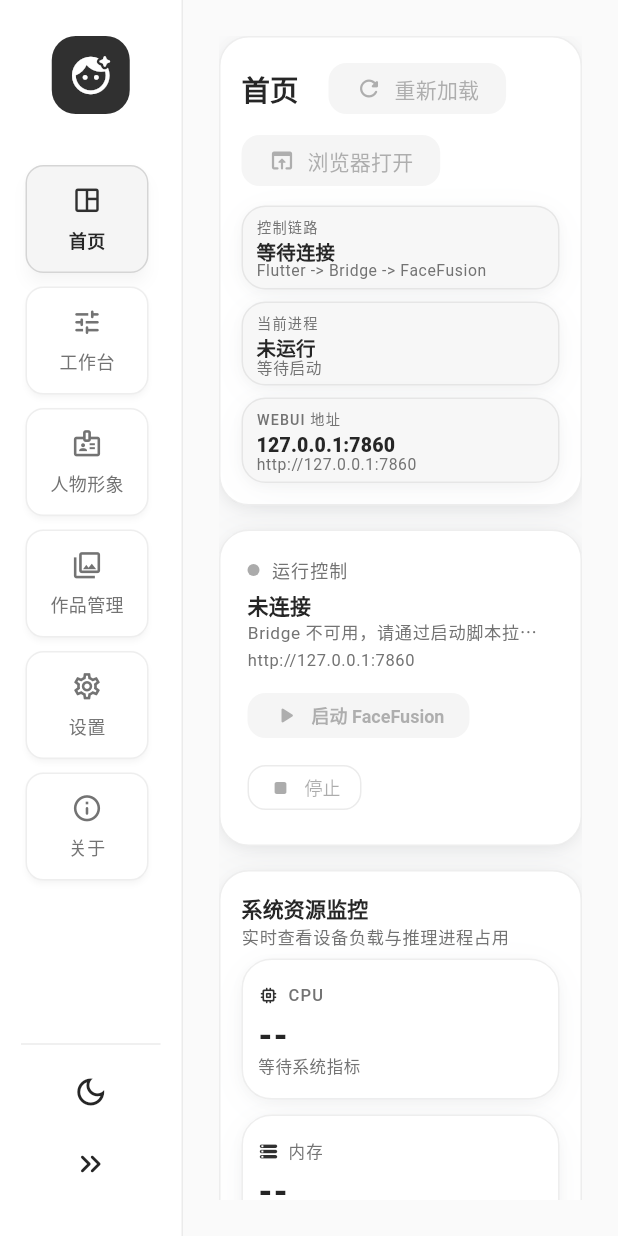
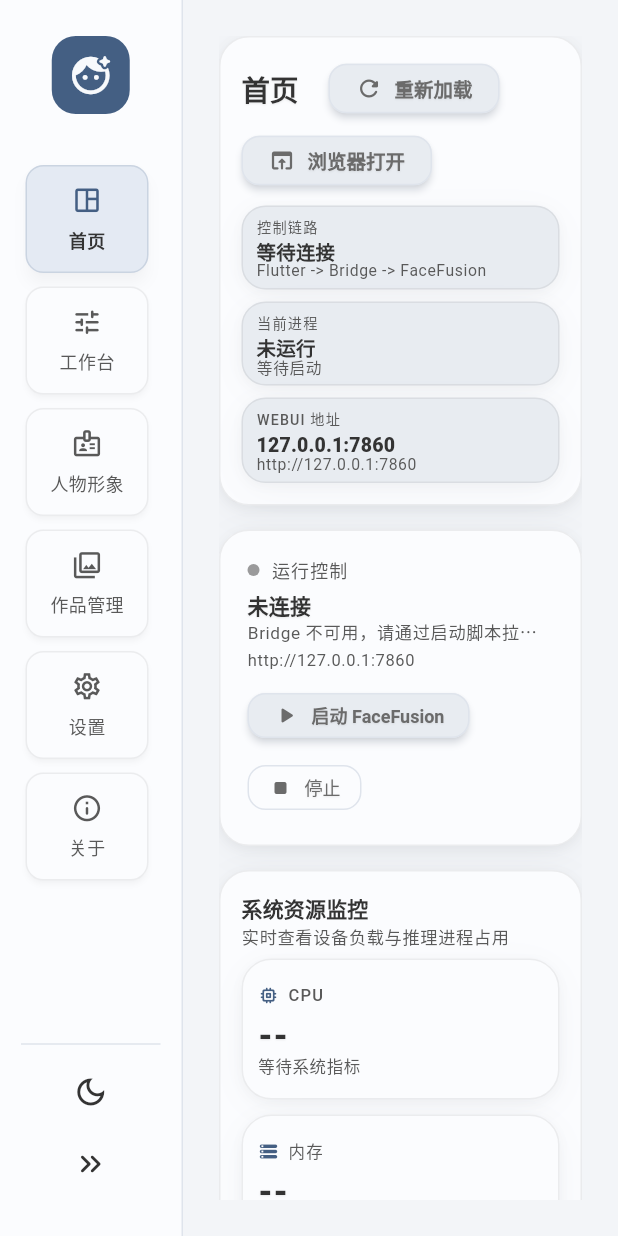
Before and after one commit to luojiang419/faceswap-studio, a Flutter app: the screen it shows after launch, on a phone screen of 412 x 824 dp. Run offline on Flutter 3.47's test engine with Material 3 defaults, Android fonts, the phone set to English and light mode, and no system bars; our stand-ins replace web; missing offline and left inert: dart:js_interop, desktop_drop, file_selector, media_kit, media_kit_video, webview_all; network calls fail; Roboto replaces fonts that are missing (Microsoft YaHei UI).

Commit message:
fix(ui): soften light theme and use dark gray text

```diff
--- a/faceswap studio/flutter_app/lib/app/theme/studio_theme.dart
+++ b/faceswap studio/flutter_app/lib/app/theme/studio_theme.dart
@@ -1,26 +1,39 @@
 import 'package:flutter/material.dart';
 
-/// VoxCPM Studio 中性浅色与暖黑深色主题。
+/// 浅灰浮雕浅色与暖黑深色主题。
 class StudioTheme {
   static ThemeData light() => _build(false);
   static ThemeData dark() => _build(true);
 
   static ThemeData _build(bool dark) {
-    final panel = dark ? const Color(0xFF20201E) : Colors.white;
-    final soft = dark ? const Color(0xFF282724) : const Color(0xFFF5F5F5);
-    final background = dark ? const Color(0xFF171716) : const Color(0xFFFAFAFA);
-    final ink = dark ? const Color(0xFFF0EDE7) : const Color(0xFF262626);
-    final muted = dark ? const Color(0xFFAAA69D) : const Color(0xFF737373);
-    final accent = dark ? const Color(0xFFF6AA75) : const Color(0xFF303030);
-    final line = dark ? const Color(0x1FFFFFFF) : const Color(0xFFEBEBEB);
+    final panel = dark ? const Color(0xFF20201E) : const Color(0xFFFBFCFE);
+    final soft = dark ? const Color(0xFF282724) : const Color(0xFFE8ECF1);
+    final background = dark ? const Color(0xFF171716) : const Color(0xFFF3F5F8);
+    final ink = dark ? const Color(0xFFF0EDE7) : const Color(0xFF333333);
+    final muted = dark ? const Color(0xFFAAA69D) : const Color(0xFF595959);
+    final disabledInk = dark
+        ? muted.withValues(alpha: 0.55)
+        : const Color(0xFF6B6B6B);
+    final accent = dark ? const Color(0xFFF6AA75) : const Color(0xFF445F83);
+    final line = dark ? const Color(0x1FFFFFFF) : const Color(0xFFDFE4EC);
+    final selection = dark ? soft : const Color(0xFFE4EAF3);
+    final textShadows = dark
+        ? null
+        : const [
+            Shadow(
+              color: Color(0x1A303030),
+              offset: Offset(0, 0.7),
+              blurRadius: 1,
+            ),
+          ];
     final scheme =
         ColorScheme.fromSeed(
           seedColor: accent,
           brightness: dark ? Brightness.dark : Brightness.light,
         ).copyWith(
           primary: accent,
-          onPrimary: dark ? const Color(0xFF171716) : Colors.white,
-          secondary: dark ? const Color(0xFFA6B880) : const Color(0xFF52734A),
+          onPrimary: dark ? const Color(0xFF171716) : const Color(0xFFF7F9FC),
+          secondary: dark ? const Color(0xFFA6B880) : const Color(0xFF74839B),
           surface: panel,
           onSurface: ink,
           onSurfaceVariant: muted,
@@ -29,13 +42,13 @@
           surfaceContainer: soft,
           surfaceContainerHigh: soft,
           surfaceContainerHighest: soft,
-          outline: dark ? const Color(0xFF55534D) : const Color(0xFFD6D6D6),
+          outline: dark ? const Color(0xFF55534D) : const Color(0xFFBCC6D4),
           outlineVariant: line,
-          primaryContainer: soft,
+          primaryContainer: selection,
           onPrimaryContainer: ink,
-          secondaryContainer: soft,
+          secondaryContainer: dark ? soft : const Color(0xFFE9EDF4),
           onSecondaryContainer: ink,
-          error: dark ? const Color(0xFFFF7D7D) : const Color(0xFFD04D4D),
+          error: dark ? const Color(0xFFFF7D7D) : const Color(0xFFB5514F),
         );
     final rounded = RoundedRectangleBorder(
       borderRadius: BorderRadius.circular(12),
@@ -51,17 +64,27 @@
           color: ink,
           fontSize: 25,
           fontWeight: FontWeight.w700,
+          shadows: textShadows,
         ),
         titleLarge: TextStyle(
           color: ink,
           fontSize: 19,
           fontWeight: FontWeight.w700,
+          shadows: textShadows,
         ),
         titleMedium: TextStyle(
           color: ink,
           fontSize: 14,
           fontWeight: FontWeight.w600,
+          shadows: textShadows,
         ),
+        labelLarge: dark
+            ? null
+            : TextStyle(
+                fontSize: 13,
+                fontWeight: FontWeight.w700,
+                shadows: textShadows,
+              ),
         bodyMedium: TextStyle(color: ink, fontSize: 13, height: 1.5),
         bodySmall: TextStyle(color: muted, fontSize: 12, height: 1.5),
       ),
@@ -75,13 +98,24 @@
       dividerTheme: DividerThemeData(color: line, thickness: 1),
       filledButtonTheme: FilledButtonThemeData(
         style: FilledButton.styleFrom(
-          backgroundColor: accent,
-          foregroundColor: scheme.onPrimary,
-          elevation: 0,
-          shadowColor: Colors.transparent,
+          backgroundColor: dark ? accent : panel,
+          foregroundColor: dark ? scheme.onPrimary : ink,
+          elevation: dark ? 0 : 2,
+          shadowColor: dark ? Colors.transparent : const Color(0x5560718C),
+          surfaceTintColor: Colors.transparent,
+          textStyle: dark
+              ? null
+              : TextStyle(
+                  fontFamily: 'Microsoft YaHei UI',
+                  fontSize: 13,
+                  fontWeight: FontWeight.w700,
+                  shadows: textShadows,
+                ),
           disabledBackgroundColor: soft,
-          disabledForegroundColor: muted.withValues(alpha: 0.55),
-          shape: rounded,
+          disabledForegroundColor: disabledInk,
+          shape: dark
+              ? rounded
+              : rounded.copyWith(side: BorderSide(color: line)),
           padding: const EdgeInsets.symmetric(horizontal: 18, vertical: 15),
         ),
       ),
@@ -89,17 +123,37 @@
         style: OutlinedButton.styleFrom(
           backgroundColor: panel,
           foregroundColor: ink,
+          disabledForegroundColor: dark ? null : disabledInk,
+          textStyle: dark
+              ? null
+              : TextStyle(
+                  fontFamily: 'Microsoft YaHei UI',
+                  fontSize: 13,
+                  fontWeight: FontWeight.w700,
+                  shadows: textShadows,
+                ),
           side: BorderSide(color: line),
           shape: rounded,
           padding: const EdgeInsets.symmetric(horizontal: 16, vertical: 15),
         ),
       ),
       textButtonTheme: TextButtonThemeData(
-        style: TextButton.styleFrom(foregroundColor: ink, shape: rounded),
+        style: TextButton.styleFrom(
+          foregroundColor: ink,
+          disabledForegroundColor: dark ? null : disabledInk,
+          shape: rounded,
+        ),
       ),
       iconButtonTheme: IconButtonThemeData(
-        style: IconButton.styleFrom(foregroundColor: ink, shape: rounded),
+        style: IconButton.styleFrom(
+          foregroundColor: ink,
+          disabledForegroundColor: dark ? null : disabledInk,
+          shape: rounded,
+        ),
       ),
+      tabBarTheme: dark
+          ? null
+          : TabBarThemeData(labelColor: ink, unselectedLabelColor: muted),
       inputDecorationTheme: InputDecorationTheme(
         filled: true,
         fillColor: soft,
@@ -123,7 +177,7 @@
       ),
       navigationRailTheme: NavigationRailThemeData(
         backgroundColor: Colors.transparent,
-        indicatorColor: soft,
+        indicatorColor: selection,
         selectedLabelTextStyle: TextStyle(
           color: ink,
           fontWeight: FontWeight.w700,
@@ -157,7 +211,7 @@
       ),
       chipTheme: ChipThemeData(
         backgroundColor: soft,
-        selectedColor: soft,
+        selectedColor: selection,
         side: BorderSide(color: line),
         shape: rounded,
       ),
--- a/faceswap studio/flutter_app/lib/app/widgets/studio_shell.dart
+++ b/faceswap studio/flutter_app/lib/app/widgets/studio_shell.dart
@@ -114,7 +114,7 @@
                       itemBuilder: (context, index) {
                         final selected = _section.index == index;
                         final color = selected
-                            ? scheme.onSurface
+                            ? scheme.onPrimaryContainer
                             : scheme.onSurfaceVariant;
                         return Material(
                           elevation: selected ? 4 : 1.5,
@@ -125,7 +125,7 @@
                           ),
                           surfaceTintColor: Colors.transparent,
                           color: selected
-                              ? scheme.surfaceContainerHighest
+                              ? scheme.primaryContainer
                               : scheme.surface,
                           borderRadius: BorderRadius.circular(12),
                           child: InkWell(
--- a/faceswap studio/flutter_app/lib/features/home/presentation/home_page.dart
+++ b/faceswap studio/flutter_app/lib/features/home/presentation/home_page.dart
@@ -980,7 +980,7 @@
                   borderRadius: BorderRadius.circular(18),
                   color: theme.brightness == Brightness.dark
                       ? const Color(0xFF171716)
-                      : const Color(0xFFFFFFFF),
+                      : theme.colorScheme.surfaceContainerLowest,
                 ),
                 child: logs.isEmpty
                     ? Center(
@@ -1035,7 +1035,7 @@
       decoration: BoxDecoration(
         color: theme.brightness == Brightness.dark
             ? const Color(0xFF282724)
-            : const Color(0xFFF7F7F7),
+            : theme.colorScheme.surfaceContainer,
         borderRadius: BorderRadius.circular(16),
         boxShadow: StudioDepth.shadows(context, subtle: true),
         border: Border.all(color: StudioDepth.borderColor(context)),
--- a/faceswap studio/flutter_app/lib/features/workspace/presentation/workspace_page.dart
+++ b/faceswap studio/flutter_app/lib/features/workspace/presentation/workspace_page.dart
@@ -904,7 +904,10 @@
                           end: Alignment.bottomRight,
                           colors: theme.brightness == Brightness.dark
                               ? const [Color(0xFF171716), Color(0xFF20201E)]
-                              : const [Color(0xFFFFFFFF), Color(0xFFFAFAFA)],
+                              : [
+                                  theme.colorScheme.surface,
+                                  theme.colorScheme.surfaceContainerLowest,
+                                ],
                         ),
                         border: Border.all(
                           color: theme.colorScheme.outlineVariant.withValues(
@@ -1346,7 +1349,7 @@
               child: Material(
                 color: theme.brightness == Brightness.dark
                     ? const Color(0xFF20201E)
-                    : const Color(0xFFF5F5F5),
+                    : theme.colorScheme.surfaceContainer,
                 child: InkWell(
                   onTap: mediaType == 'video' ? null : onOpenPreview,
                   child: SizedBox(
@@ -1694,7 +1697,7 @@
                 width: double.infinity,
                 color: theme.brightness == Brightness.dark
                     ? const Color(0xFF20201E)
-                    : const Color(0xFFF5F5F5),
+                    : theme.colorScheme.surfaceContainer,
                 child: item.previewPath == null
                     ? Icon(
                         Icons.face_retouching_natural_rounded,
@@ -2168,7 +2171,7 @@
                 child: Material(
                   color: theme.brightness == Brightness.dark
                       ? const Color(0xFF20201E)
-                      : const Color(0xFFF5F5F5),
+                      : theme.colorScheme.surfaceContainer,
                   child: InkWell(
                     onTap: widget.onOpenPreviewResult,
                     child: SizedBox(
@@ -3290,7 +3293,7 @@
         decoration: BoxDecoration(
           color: theme.brightness == Brightness.dark
               ? const Color(0x24F6AA75)
-              : const Color(0x14303030),
+              : theme.colorScheme.primary.withValues(alpha: 0.08),
           borderRadius: BorderRadius.circular(18),
         ),
         child: Column(
@@ -3503,7 +3506,7 @@
               width: 120,
               color: theme.brightness == Brightness.dark
                   ? const Color(0xFF20201E)
-                  : const Color(0xFFF5F5F5),
+                  : theme.colorScheme.surfaceContainer,
               child: isVideo
                   ? StudioInlineVideoPlayer(
                       filePath: filePath!,
--- a/faceswap studio/flutter_app/lib/shared/widgets/runtime_control_panel.dart
+++ b/faceswap studio/flutter_app/lib/shared/widgets/runtime_control_panel.dart
@@ -133,6 +133,7 @@
                       fontFamily: theme.textTheme.labelLarge?.fontFamily,
                       fontSize: 12,
                       fontWeight: FontWeight.w600,
+                      shadows: theme.textTheme.labelLarge?.shadows,
                     ),
                   ),
                 ),
@@ -152,6 +153,7 @@
                       fontFamily: theme.textTheme.labelLarge?.fontFamily,
                       fontSize: 12,
                       fontWeight: FontWeight.w500,
+                      shadows: theme.textTheme.labelLarge?.shadows,
                     ),
                   ),
                 ),
```
Also changed, not shown: 3 other files.
